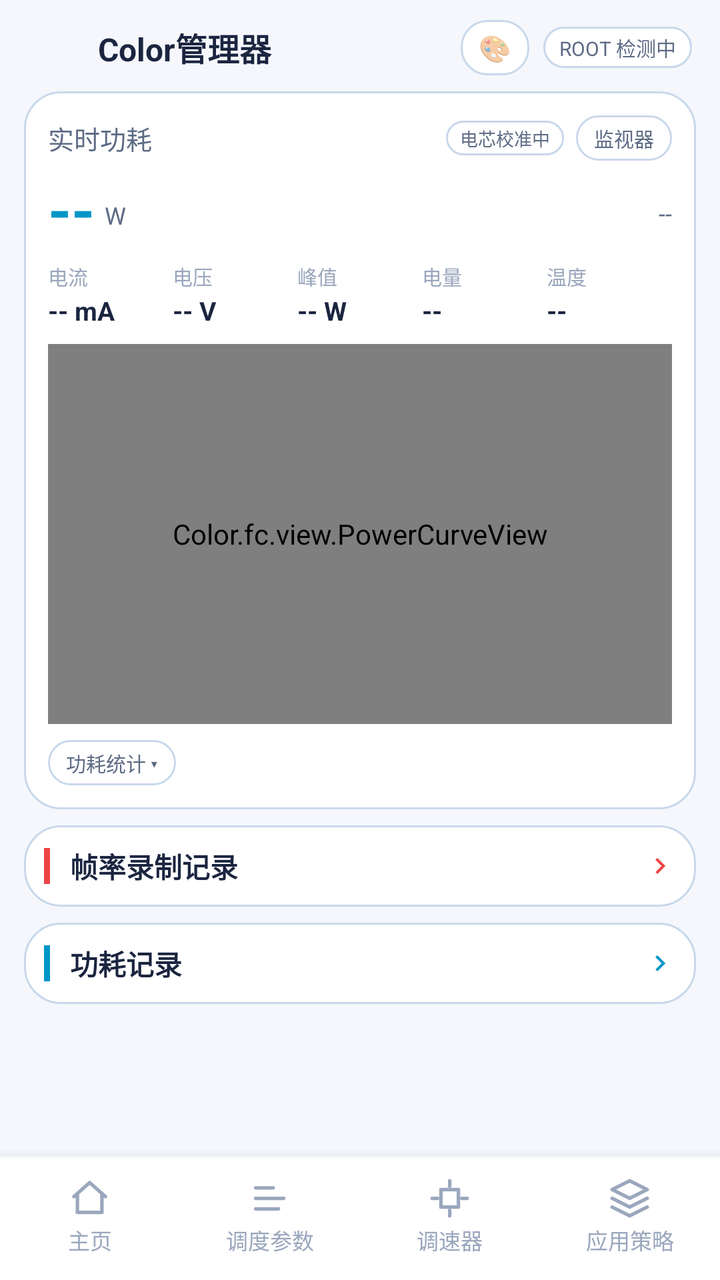
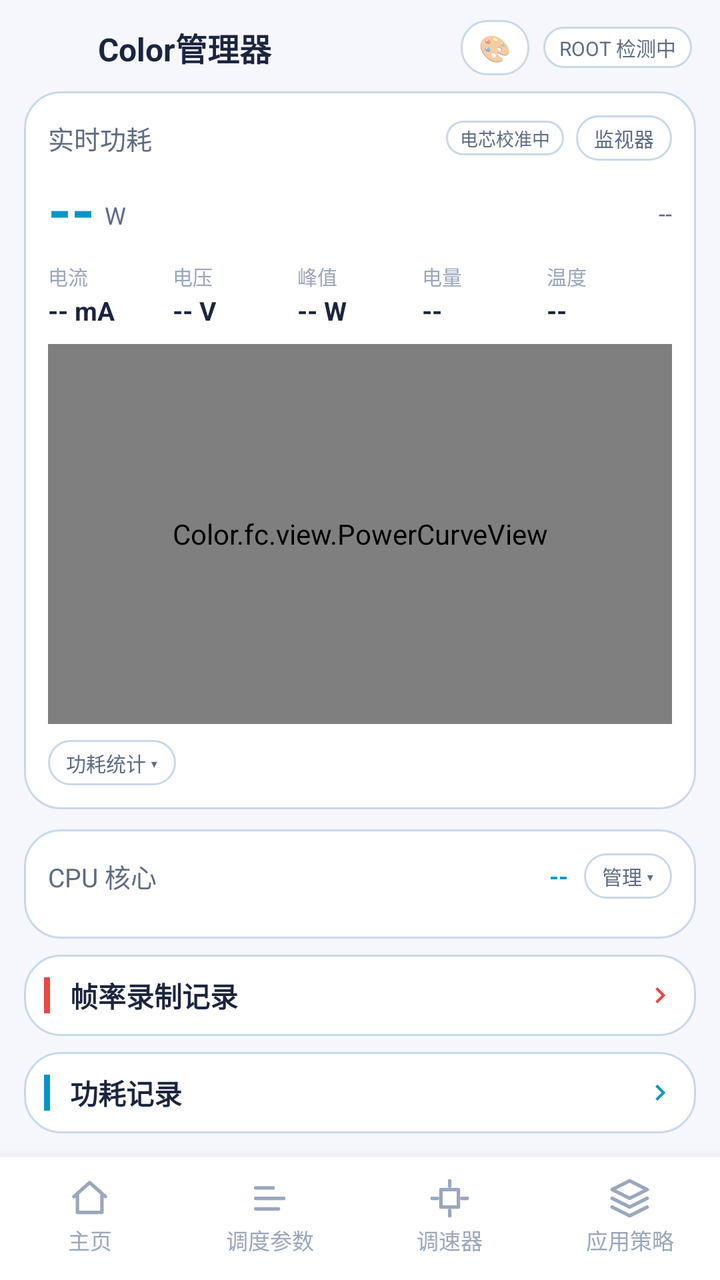

The first picture is an Android layout as it rendered before a commit; the second is the same layout after the commit. The layout source and the unified diff follow.
<!-- AndroidManifest.xml: application theme AppTheme -->
<!-- res/layout/activity_main.xml -->
<?xml version="1.0" encoding="utf-8"?>
<LinearLayout xmlns:android="http://schemas.android.com/apk/res/android"
    android:layout_width="match_parent"
    android:layout_height="match_parent"
    android:orientation="vertical">

    
    <LinearLayout
        android:layout_width="match_parent"
        android:layout_height="wrap_content"
        android:orientation="horizontal"
        android:gravity="center_vertical"
        android:paddingStart="14dp"
        android:paddingEnd="14dp"
        android:paddingTop="10dp"
        android:paddingBottom="8dp">

        <ImageView
            android:layout_width="26dp"
            android:layout_height="26dp"
            android:src="@mipmap/ic_launcher"
            android:contentDescription="@string/app_name" />

        <TextView
            android:layout_width="0dp"
            android:layout_height="wrap_content"
            android:layout_weight="1"
            android:layout_marginStart="9dp"
            android:text="@string/app_name"
            android:textColor="@color/textPrimary"
            android:textSize="16sp"
            android:textStyle="bold" />

        
        <TextView
            android:id="@+id/menuTheme"
            android:layout_width="wrap_content"
            android:layout_height="wrap_content"
            android:layout_marginEnd="7dp"
            android:background="@drawable/bg_tab"
            android:paddingStart="9dp"
            android:paddingEnd="9dp"
            android:paddingTop="5dp"
            android:paddingBottom="5dp"
            android:text="🎨"
            android:textSize="13sp"
            android:contentDescription="主题设置" />

        <TextView
            android:id="@+id/rootBadge"
            android:layout_width="wrap_content"
            android:layout_height="wrap_content"
            android:background="@drawable/bg_tab"
            android:paddingStart="8dp"
            android:paddingEnd="8dp"
            android:paddingTop="3dp"
            android:paddingBottom="3dp"
            android:text="ROOT 检测中"
            android:textColor="@color/textSecondary"
            android:textSize="10sp" />
    </LinearLayout>

    <ScrollView
        android:layout_width="match_parent"
        android:layout_height="0dp"
        android:layout_weight="1"
        android:scrollbars="none"
        android:fillViewport="true">

        <LinearLayout
            android:layout_width="match_parent"
            android:layout_height="wrap_content"
            android:orientation="vertical"
            android:paddingStart="12dp"
            android:paddingEnd="12dp"
            android:paddingBottom="20dp">

            
            <LinearLayout
                android:layout_width="match_parent"
                android:layout_height="wrap_content"
                android:orientation="vertical"
                android:background="@drawable/bg_card"
                android:padding="12dp">

                <LinearLayout
                    android:layout_width="match_parent"
                    android:layout_height="wrap_content"
                    android:orientation="horizontal"
                    android:gravity="center_vertical">

                    <TextView
                        android:layout_width="0dp"
                        android:layout_height="wrap_content"
                        android:layout_weight="1"
                        android:text="实时功耗"
                        android:textColor="@color/textSecondary"
                        android:textSize="13sp" />

                    <TextView
                        android:id="@+id/cellBadge"
                        android:layout_width="wrap_content"
                        android:layout_height="wrap_content"
                        android:background="@drawable/bg_tab"
                        android:paddingStart="7dp"
                        android:paddingEnd="7dp"
                        android:paddingTop="2dp"
                        android:paddingBottom="2dp"
                        android:text="电芯校准中"
                        android:textColor="@color/textSecondary"
                        android:textSize="9sp" />

                    <TextView
                        android:id="@+id/monitorToggle"
                        android:layout_width="wrap_content"
                        android:layout_height="wrap_content"
                        android:layout_marginStart="6dp"
                        android:background="@drawable/bg_tab"
                        android:paddingStart="9dp"
                        android:paddingEnd="9dp"
                        android:paddingTop="4dp"
                        android:paddingBottom="4dp"
                        android:text="监视器"
                        android:textColor="@color/textSecondary"
                        android:textSize="10sp" />
                </LinearLayout>

                <LinearLayout
                    android:layout_width="match_parent"
                    android:layout_height="wrap_content"
                    android:orientation="horizontal"
                    android:layout_marginTop="4dp"
                    android:gravity="center_vertical|bottom">

                    <TextView
                        android:id="@+id/powerValue"
                        android:layout_width="wrap_content"
                        android:layout_height="wrap_content"
                        android:text="--"
                        android:textColor="@color/accent"
                        android:textSize="30sp"
                        android:textStyle="bold" />

                    <TextView
                        android:layout_width="wrap_content"
                        android:layout_height="wrap_content"
                        android:layout_marginStart="5dp"
                        android:layout_marginBottom="4dp"
                        android:text="W"
                        android:textColor="@color/textSecondary"
                        android:textSize="12sp" />

                    <View
                        android:layout_width="0dp"
                        android:layout_height="1dp"
                        android:layout_weight="1" />

                    <TextView
                        android:id="@+id/powerStatus"
                        android:layout_width="wrap_content"
                        android:layout_height="wrap_content"
                        android:layout_marginBottom="5dp"
                        android:text="--"
                        android:textColor="@color/textSecondary"
                        android:textSize="12sp" />
                </LinearLayout>

                <LinearLayout
                    android:layout_width="match_parent"
                    android:layout_height="wrap_content"
                    android:orientation="horizontal"
                    android:layout_marginTop="6dp">

                    <LinearLayout
                        android:layout_width="0dp"
                        android:layout_height="wrap_content"
                        android:layout_weight="1"
                        android:orientation="vertical">

                        <TextView
                            android:layout_width="wrap_content"
                            android:layout_height="wrap_content"
                            android:text="电流"
                            android:textColor="@color/textDim"
                            android:textSize="10sp" />

                        <TextView
                            android:id="@+id/currentValue"
                            android:layout_width="wrap_content"
                            android:layout_height="wrap_content"
                            android:layout_marginTop="1dp"
                            android:text="-- mA"
                            android:textColor="@color/textPrimary"
                            android:textSize="13sp"
                            android:textStyle="bold" />
                    </LinearLayout>

                    <LinearLayout
                        android:layout_width="0dp"
                        android:layout_height="wrap_content"
                        android:layout_weight="1"
                        android:orientation="vertical">

                        <TextView
                            android:layout_width="wrap_content"
                            android:layout_height="wrap_content"
                            android:text="电压"
                            android:textColor="@color/textDim"
                            android:textSize="10sp" />

                        <TextView
                            android:id="@+id/voltageValue"
                            android:layout_width="wrap_content"
                            android:layout_height="wrap_content"
                            android:layout_marginTop="1dp"
                            android:text="-- V"
                            android:textColor="@color/textPrimary"
                            android:textSize="13sp"
                            android:textStyle="bold" />
                    </LinearLayout>

                    <LinearLayout
                        android:layout_width="0dp"
                        android:layout_height="wrap_content"
                        android:layout_weight="1"
                        android:orientation="vertical">

                        <TextView
                            android:layout_width="wrap_content"
                            android:layout_height="wrap_content"
                            android:text="峰值"
                            android:textColor="@color/textDim"
                            android:textSize="10sp" />

                        <TextView
                            android:id="@+id/peakValue"
                            android:layout_width="wrap_content"
                            android:layout_height="wrap_content"
                            android:layout_marginTop="1dp"
                            android:text="-- W"
                            android:textColor="@color/textPrimary"
                            android:textSize="13sp"
                            android:textStyle="bold" />
                    </LinearLayout>

                    <LinearLayout
                        android:layout_width="0dp"
                        android:layout_height="wrap_content"
                        android:layout_weight="1"
                        android:orientation="vertical">

                        <TextView
                            android:layout_width="wrap_content"
                            android:layout_height="wrap_content"
                            android:text="电量"
                            android:textColor="@color/textDim"
                            android:textSize="10sp" />

                        <TextView
                            android:id="@+id/batteryLevel"
                            android:layout_width="wrap_content"
                            android:layout_height="wrap_content"
                            android:layout_marginTop="1dp"
                            android:text="--"
                            android:textColor="@color/textPrimary"
                            android:textSize="13sp"
                            android:textStyle="bold" />
                    </LinearLayout>

                    <LinearLayout
                        android:layout_width="0dp"
                        android:layout_height="wrap_content"
                        android:layout_weight="1"
                        android:orientation="vertical">

                        <TextView
                            android:layout_width="wrap_content"
                            android:layout_height="wrap_content"
                            android:text="温度"
                            android:textColor="@color/textDim"
                            android:textSize="10sp" />

                        <TextView
                            android:id="@+id/batteryTemp"
                            android:layout_width="wrap_content"
                            android:layout_height="wrap_content"
                            android:layout_marginTop="1dp"
                            android:text="--"
                            android:textColor="@color/textPrimary"
                            android:textSize="13sp"
                            android:textStyle="bold" />
                    </LinearLayout>
                </LinearLayout>

                
                <Color.fc.view.PowerCurveView
                    android:id="@+id/powerCurve"
                    android:layout_width="match_parent"
                    android:layout_height="190dp"
                    android:layout_marginTop="8dp" />

                
                <LinearLayout
                    android:layout_width="match_parent"
                    android:layout_height="wrap_content"
                    android:layout_marginTop="8dp"
                    android:orientation="horizontal"
                    android:gravity="center_vertical">

                    <TextView
                        android:id="@+id/histToggle"
                        android:layout_width="wrap_content"
                        android:layout_height="wrap_content"
                        android:background="@drawable/bg_tab"
                        android:paddingStart="9dp"
                        android:paddingEnd="9dp"
                        android:paddingTop="4dp"
                        android:paddingBottom="4dp"
                        android:text="功耗统计 ▾"
                        android:textColor="@color/textSecondary"
                        android:textSize="10sp" />
                </LinearLayout>

                <LinearLayout
                    android:id="@+id/powerHistBox"
                    android:layout_width="match_parent"
                    android:layout_height="wrap_content"
                    android:layout_marginTop="8dp"
                    android:orientation="vertical"
                    android:visibility="gone">

                    <TextView
                        android:id="@+id/histHint"
                        android:layout_width="wrap_content"
                        android:layout_height="wrap_content"
                        android:text="读取中…"
                        android:textColor="@color/textSecondary"
                        android:textSize="10sp" />

                    <Color.fc.view.SparkView
                        android:id="@+id/histSpark"
                        android:layout_width="match_parent"
                        android:layout_height="54dp"
                        android:layout_marginTop="4dp" />

                    <TextView
                        android:layout_width="wrap_content"
                        android:layout_height="wrap_content"
                        android:layout_marginTop="2dp"
                        android:text="点击查看详细记录 ▸"
                        android:textColor="@color/textDim"
                        android:textSize="9sp" />
                </LinearLayout>
            </LinearLayout>

            
            <LinearLayout
                android:id="@+id/menuFrameRecords"
                android:layout_width="match_parent"
                android:layout_height="wrap_content"
                android:layout_marginTop="8dp"
                android:orientation="horizontal"
                android:gravity="center_vertical"
                android:background="@drawable/bg_card"
                android:padding="10dp">

                <View
                    android:layout_width="3dp"
                    android:layout_height="18dp"
                    android:background="#EF4444" />

                <TextView
                    android:layout_width="0dp"
                    android:layout_height="wrap_content"
                    android:layout_weight="1"
                    android:layout_marginStart="10dp"
                    android:text="帧率录制记录"
                    android:textColor="@color/textPrimary"
                    android:textSize="14sp"
                    android:textStyle="bold" />

                <ImageView
                    android:layout_width="16dp"
                    android:layout_height="16dp"
                    android:src="@drawable/ic_arrow_right"
                    android:tint="#EF4444"
                    android:contentDescription="帧率录制记录" />
            </LinearLayout>

            
            <LinearLayout
                android:id="@+id/menuPowerRecords"
                android:layout_width="match_parent"
                android:layout_height="wrap_content"
                android:layout_marginTop="8dp"
                android:orientation="horizontal"
                android:gravity="center_vertical"
                android:background="@drawable/bg_card"
                android:padding="10dp">

                <View
                    android:layout_width="3dp"
                    android:layout_height="18dp"
                    android:background="@color/accent" />

                <TextView
                    android:layout_width="0dp"
                    android:layout_height="wrap_content"
                    android:layout_weight="1"
                    android:layout_marginStart="10dp"
                    android:text="功耗记录"
                    android:textColor="@color/textPrimary"
                    android:textSize="14sp"
                    android:textStyle="bold" />

                <ImageView
                    android:layout_width="16dp"
                    android:layout_height="16dp"
                    android:src="@drawable/ic_arrow_right"
                    android:tint="@color/accent"
                    android:contentDescription="功耗记录" />
            </LinearLayout>
        </LinearLayout>
    </ScrollView>

    
    <include layout="@layout/view_bottom_nav" />
</LinearLayout>
<!-- res/layout/view_bottom_nav.xml (included above) -->
<?xml version="1.0" encoding="utf-8"?>
<LinearLayout xmlns:android="http://schemas.android.com/apk/res/android"
    android:id="@+id/bottomNav"
    android:layout_width="match_parent"
    android:layout_height="wrap_content"
    android:orientation="vertical"
    android:background="@drawable/bg_bottom_nav"
    android:elevation="8dp">

    <View
        android:layout_width="match_parent"
        android:layout_height="1dp"
        android:background="@color/divider" />

    <LinearLayout
        android:layout_width="match_parent"
        android:layout_height="wrap_content"
        android:orientation="horizontal"
        android:paddingTop="8dp"
        android:paddingBottom="10dp">

        
        <LinearLayout
            android:id="@+id/navHome"
            android:layout_width="0dp"
            android:layout_height="wrap_content"
            android:layout_weight="1"
            android:orientation="vertical"
            android:gravity="center"
            android:clickable="true"
            android:focusable="true"
            android:paddingTop="2dp"
            android:paddingBottom="2dp">

            <ImageView
                android:id="@+id/navHomeIcon"
                android:layout_width="21dp"
                android:layout_height="21dp"
                android:src="@drawable/ic_nav_home"
                android:contentDescription="主页" />

            <TextView
                android:id="@+id/navHomeText"
                android:layout_width="wrap_content"
                android:layout_height="wrap_content"
                android:layout_marginTop="2dp"
                android:text="主页"
                android:textColor="@color/textDim"
                android:textSize="11sp" />
        </LinearLayout>

        
        <LinearLayout
            android:id="@+id/navSchedule"
            android:layout_width="0dp"
            android:layout_height="wrap_content"
            android:layout_weight="1"
            android:orientation="vertical"
            android:gravity="center"
            android:clickable="true"
            android:focusable="true"
            android:paddingTop="2dp"
            android:paddingBottom="2dp">

            <ImageView
                android:id="@+id/navScheduleIcon"
                android:layout_width="21dp"
                android:layout_height="21dp"
                android:src="@drawable/ic_nav_schedule"
                android:contentDescription="调度参数" />

            <TextView
                android:id="@+id/navScheduleText"
                android:layout_width="wrap_content"
                android:layout_height="wrap_content"
                android:layout_marginTop="2dp"
                android:text="调度参数"
                android:textColor="@color/textDim"
                android:textSize="11sp" />
        </LinearLayout>

        
        <LinearLayout
            android:id="@+id/navGovernor"
            android:layout_width="0dp"
            android:layout_height="wrap_content"
            android:layout_weight="1"
            android:orientation="vertical"
            android:gravity="center"
            android:clickable="true"
            android:focusable="true"
            android:paddingTop="2dp"
            android:paddingBottom="2dp">

            <ImageView
                android:id="@+id/navGovernorIcon"
                android:layout_width="21dp"
                android:layout_height="21dp"
                android:src="@drawable/ic_nav_governor"
                android:contentDescription="调速器" />

            <TextView
                android:id="@+id/navGovernorText"
                android:layout_width="wrap_content"
                android:layout_height="wrap_content"
                android:layout_marginTop="2dp"
                android:text="调速器"
                android:textColor="@color/textDim"
                android:textSize="11sp" />
        </LinearLayout>

        
        <LinearLayout
            android:id="@+id/navMode"
            android:layout_width="0dp"
            android:layout_height="wrap_content"
            android:layout_weight="1"
            android:orientation="vertical"
            android:gravity="center"
            android:clickable="true"
            android:focusable="true"
            android:paddingTop="2dp"
            android:paddingBottom="2dp">

            <ImageView
                android:id="@+id/navModeIcon"
                android:layout_width="21dp"
                android:layout_height="21dp"
                android:src="@drawable/ic_nav_mode"
                android:contentDescription="应用策略" />

            <TextView
                android:id="@+id/navModeText"
                android:layout_width="wrap_content"
                android:layout_height="wrap_content"
                android:layout_marginTop="2dp"
                android:text="应用策略"
                android:textColor="@color/textDim"
                android:textSize="11sp" />
        </LinearLayout>
    </LinearLayout>
</LinearLayout>
<!-- resources referenced by this layout -->
<resources>
  <color name="accent">#0096C8</color>
  <color name="divider">#EFF2F8</color>
  <color name="textDim">#9AA7BD</color>
  <color name="textPrimary">#1B2540</color>
  <color name="textSecondary">#5D6B85</color>
  <!-- drawable bg_bottom_nav (drawable) -->
  <?xml version="1.0" encoding="utf-8"?>
  <shape xmlns:android="http://schemas.android.com/apk/res/android">
      <solid android:color="@color/titleBar" />
  </shape>
  <!-- drawable bg_card (drawable) -->
  <?xml version="1.0" encoding="utf-8"?>
  <shape xmlns:android="http://schemas.android.com/apk/res/android">
      <solid android:color="@color/bgCard" />
      <corners android:radius="18dp" />
      <stroke android:width="1dp" android:color="@color/bgCardStroke" />
  </shape>
  <!-- drawable bg_tab (drawable) -->
  <?xml version="1.0" encoding="utf-8"?>
  <shape xmlns:android="http://schemas.android.com/apk/res/android">
      <solid android:color="@color/bgCard" />
      <corners android:radius="13dp" />
      <stroke android:width="1dp" android:color="@color/bgCardStroke" />
  </shape>
  <!-- drawable ic_arrow_right (drawable) -->
  <?xml version="1.0" encoding="utf-8"?>
  <vector xmlns:android="http://schemas.android.com/apk/res/android"
      android:width="24dp" android:height="24dp"
      android:viewportWidth="24" android:viewportHeight="24">
      <path android:fillColor="#5D6B85"
          android:pathData="M8.59,16.59L13.17,12 8.59,7.41 10,6l6,6 -6,6z" />
  </vector>
  <!-- drawable ic_nav_home (drawable) -->
  <?xml version="1.0" encoding="utf-8"?>
  <vector xmlns:android="http://schemas.android.com/apk/res/android"
      android:width="21dp" android:height="21dp"
      android:viewportWidth="24" android:viewportHeight="24">
      <path android:fillColor="#00000000"
          android:strokeColor="#9AA7BD"
          android:strokeWidth="2"
          android:strokeLineCap="round"
          android:strokeLineJoin="round"
          android:pathData="M3,11 L12,3 L21,11 M5,10 L5,20 L19,20 L19,10" />
  </vector>
  <!-- drawable ic_nav_mode (drawable) -->
  <?xml version="1.0" encoding="utf-8"?>
  <vector xmlns:android="http://schemas.android.com/apk/res/android"
      android:width="21dp" android:height="21dp"
      android:viewportWidth="24" android:viewportHeight="24">
      <path android:fillColor="#00000000"
          android:strokeColor="#9AA7BD"
          android:strokeWidth="2"
          android:strokeLineCap="round"
          android:strokeLineJoin="round"
          android:pathData="M12,2 L2,7 L12,12 L22,7 Z M2,17 L12,22 L22,17 M2,12 L12,17 L22,12" />
  </vector>
  <!-- drawable ic_nav_schedule (drawable) -->
  <?xml version="1.0" encoding="utf-8"?>
  <vector xmlns:android="http://schemas.android.com/apk/res/android"
      android:width="21dp" android:height="21dp"
      android:viewportWidth="24" android:viewportHeight="24">
      <path android:fillColor="#00000000"
          android:strokeColor="#9AA7BD"
          android:strokeWidth="2"
          android:strokeLineCap="round"
          android:strokeLineJoin="round"
          android:pathData="M4,6 L14,6 M4,12 L20,12 M4,18 L17,18" />
  </vector>
  <!-- mipmap ic_launcher (mipmap-anydpi-v26) -->
  <?xml version="1.0" encoding="utf-8"?>
  <adaptive-icon xmlns:android="http://schemas.android.com/apk/res/android">
      <background android:drawable="@drawable/ic_launcher_bg" />
      <foreground android:drawable="@drawable/ic_launcher_fg" />
  </adaptive-icon>
  <string name="app_name">Color管理器</string>
  <color name="titleBar">#FFFFFF</color>
  <color name="bgCard">#FFFFFF</color>
  <color name="bgCardStroke">#C9D8EA</color>
  <!-- drawable ic_launcher_bg (drawable) -->
  <?xml version="1.0" encoding="utf-8"?>
  <shape xmlns:android="http://schemas.android.com/apk/res/android">
      <solid android:color="#FFFFFF" />
  </shape>
  <color name="bg">#F5F7FC</color>
  <!-- unchanged entries left out for length: 3 -->
</resources>

<!-- the commit's change to res/layout/activity_main.xml (unified diff, before → after) -->
@@ -351,6 +351,71 @@
                         android:textColor="@color/textDim"
                         android:textSize="9sp" />
                 </LinearLayout>
+            </LinearLayout>
+
+            
+            <LinearLayout
+                android:layout_width="match_parent"
+                android:layout_height="wrap_content"
+                android:layout_marginTop="10dp"
+                android:orientation="vertical"
+                android:background="@drawable/bg_card"
+                android:padding="12dp">
+
+                <LinearLayout
+                    android:layout_width="match_parent"
+                    android:layout_height="wrap_content"
+                    android:orientation="horizontal"
+                    android:gravity="center_vertical">
+
+                    <TextView
+                        android:layout_width="0dp"
+                        android:layout_height="wrap_content"
+                        android:layout_weight="1"
+                        android:text="CPU 核心"
+                        android:textColor="@color/textSecondary"
+                        android:textSize="13sp" />
+
+                    <TextView
+                        android:id="@+id/cpuSummary"
+                        android:layout_width="wrap_content"
+                        android:layout_height="wrap_content"
+                        android:text="--"
+                        android:textColor="@color/accent"
+                        android:textSize="12sp"
+                        android:textStyle="bold" />
+
+                    <TextView
+                        android:id="@+id/cpuManageBtn"
+                        android:layout_width="wrap_content"
+                        android:layout_height="wrap_content"
+                        android:layout_marginStart="8dp"
+                        android:background="@drawable/bg_tab"
+                        android:paddingStart="9dp"
+                        android:paddingEnd="9dp"
+                        android:paddingTop="4dp"
+                        android:paddingBottom="4dp"
+                        android:text="管理 ▾"
+                        android:textColor="@color/textSecondary"
+                        android:textSize="10sp" />
+                </LinearLayout>
+
+                
+                <LinearLayout
+                    android:id="@+id/cpuDots"
+                    android:layout_width="match_parent"
+                    android:layout_height="wrap_content"
+                    android:layout_marginTop="8dp"
+                    android:orientation="horizontal" />
+
+                
+                <LinearLayout
+                    android:id="@+id/cpuCoreList"
+                    android:layout_width="match_parent"
+                    android:layout_height="wrap_content"
+                    android:layout_marginTop="8dp"
+                    android:orientation="vertical"
+                    android:visibility="gone" />
             </LinearLayout>
 
             
